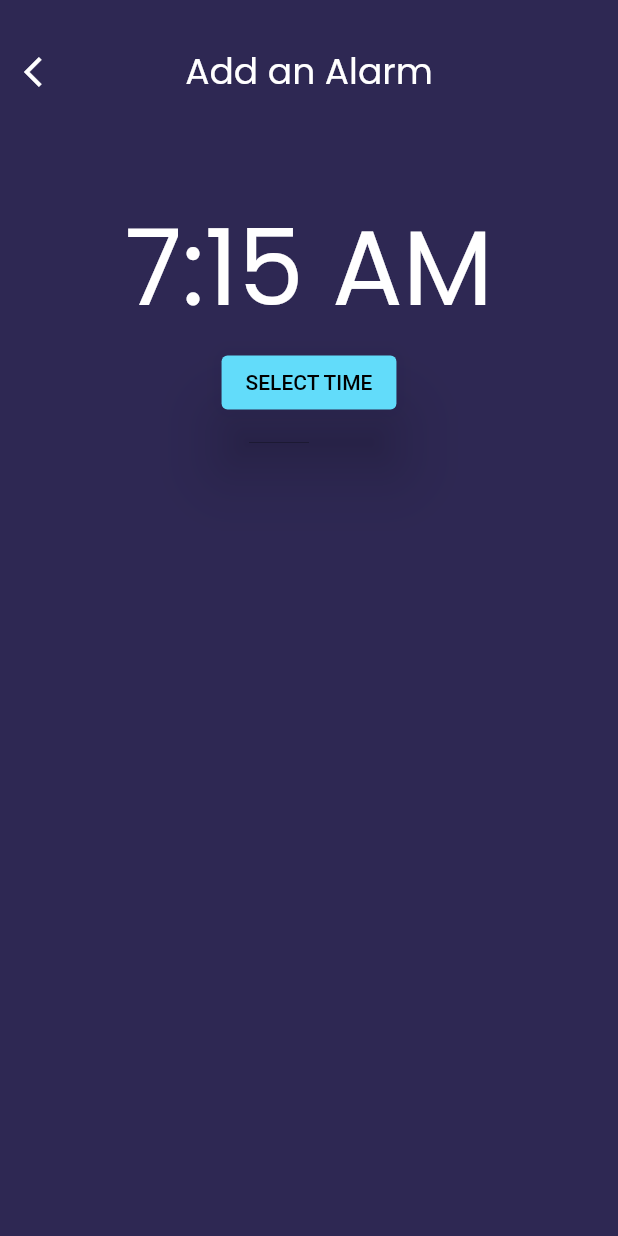
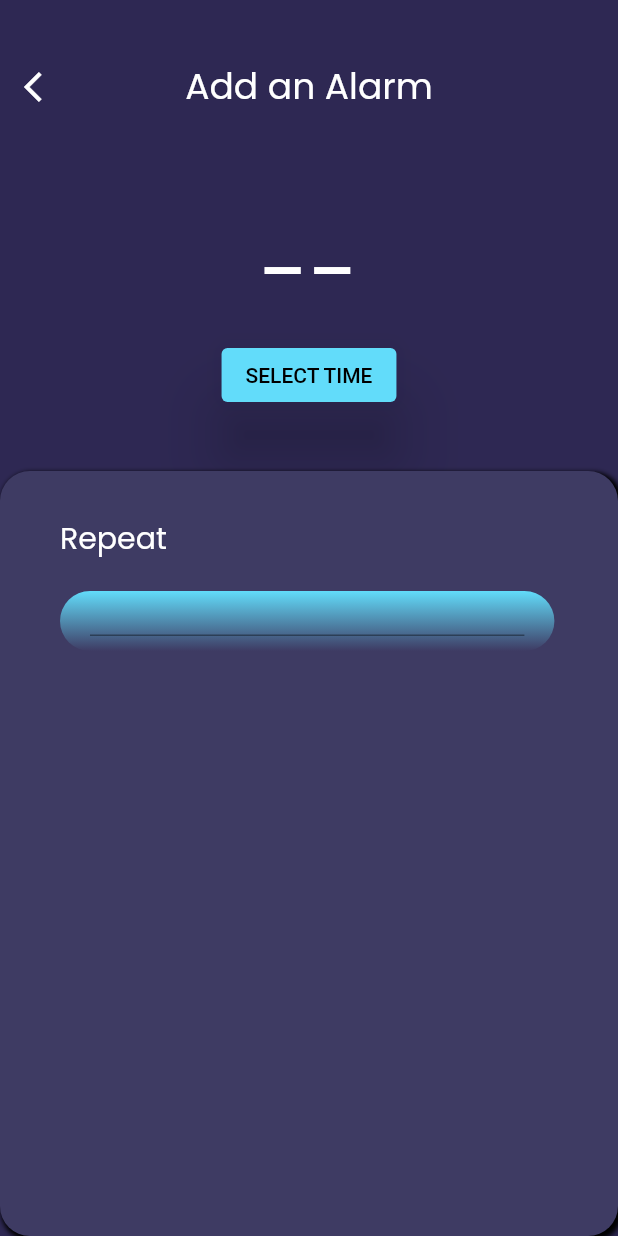
Before and after one commit to ishaan-arya/wake-me-up, a Flutter app: the screen it shows after launch, on a phone screen of 412 x 824 dp. Run offline on Flutter 3.47's test engine with Material 2 defaults, Android fonts, the phone set to English and light mode, and no system bars.

Commit message:
[gradientTextInputField && addAlarmScreen] => Created the gradient text field and added it to the alarm screen

```diff
--- a/lib/screens/addAlarmScreen/add_alarm.screens.dart
+++ b/lib/screens/addAlarmScreen/add_alarm.screens.dart
@@ -2,6 +2,7 @@ import 'package:flutter/material.dart';
 import 'package:flutter/services.dart';
 import 'package:wake_me_up/widgets/header/header.widget.dart';
 import 'package:wake_me_up/utils/constants/constants.utils.dart';
+import 'package:wake_me_up/widgets/gradientTextInputField/gradient_text_input_field.widget.dart';
 
 class AddAlarmScreen extends StatefulWidget {
   @override
@@ -9,9 +10,9 @@ class AddAlarmScreen extends StatefulWidget {
 }
 
 class _AddAlarmScreenState extends State<AddAlarmScreen> {
-  @override
-  Widget build(BuildContext context) {
   TimeOfDay _time = TimeOfDay(hour: 7, minute: 15);
+  var timeUserSelected = '--';
+  var ampm = '--';
 
   void _selectTime() async {
     final TimeOfDay newTime = await showTimePicker(
@@ -21,10 +22,16 @@ class _AddAlarmScreenState extends State<AddAlarmScreen> {
     if (newTime != null) {
       setState(() {
         _time = newTime;
+        var timeSelected = _time.format(context).toString();
+        List list = timeSelected.split(' ');
+        timeUserSelected = list[0];
+        ampm = list[1];
       });
     }
   }
 
+  @override
+  Widget build(BuildContext context) {
     return MaterialApp(
       home: SafeArea(
         child: Scaffold(
@@ -36,7 +43,7 @@ class _AddAlarmScreenState extends State<AddAlarmScreen> {
                 height: 50,
               ),
               Text(
-                '${_time.format(context)}',
+                timeUserSelected ?? '7:15',
                 style: kTimeTextStyle,
               ),
               ElevatedButton(
@@ -50,7 +57,41 @@ class _AddAlarmScreenState extends State<AddAlarmScreen> {
                   elevation: MaterialStateProperty.all(20.0),
                 ),
               ),
-              SizedBox(height: 8),
+              SizedBox(
+                height: 40,
+              ),
+              Expanded(
+                child: Container(
+                  width: double.infinity,
+                  height: double.infinity,
+                  decoration: BoxDecoration(
+                    borderRadius: BorderRadius.circular(20),
+                    color: kLightPrimaryColor,
+                    boxShadow: [
+                      BoxShadow(
+                        color: Colors.black,
+                        blurRadius: 2.0,
+                        spreadRadius: 1.0,
+                        offset:
+                            Offset(2.0, 2.0), // shadow direction: bottom right
+                      )
+                    ],
+                  ),
+                  child: Padding(
+                    padding: EdgeInsets.symmetric(vertical: 30, horizontal: 40),
+                    child: Column(
+                      crossAxisAlignment: CrossAxisAlignment.start,
+                      children: [
+                        Text(
+                          'Repeat',
+                          style: kSubheadingTextStyle,
+                        ),
+                        GradientTextInputField(),
+                      ],
+                    ),
+                  ),
+                ),
+              ),
             ],
           ),
         ),
--- a/lib/utils/constants/constants.utils.dart
+++ b/lib/utils/constants/constants.utils.dart
@@ -2,6 +2,8 @@ import 'package:flutter/material.dart';
 
 //Colours
 const kPrimaryColor = Color(0xFF2E2853);
+
+const kLightPrimaryColor = Color(0xFF3E3B63);
 
 const kSecondaryColor = Color(0xFF62DCFA);
 
@@ -19,5 +21,11 @@ const kHeaderTextStyle = TextStyle(
 const kTimeTextStyle = TextStyle(
   color: kContrastColor,
   fontFamily: 'Poppins',
-  fontSize: 70,
+  fontSize: 60,
 );
+
+const kSubheadingTextStyle = TextStyle(
+  color: kContrastColor,
+  fontFamily: 'Poppins',
+  fontSize: 20,
+);
--- /dev/null
+++ b/lib/widgets/gradientTextInputField/gradient_text_input_field.widget.dart
@@ -0,0 +1,33 @@
+import 'package:flutter/material.dart';
+import 'package:wake_me_up/utils/constants/constants.utils.dart';
+
+class GradientTextInputField extends StatelessWidget {
+  @override
+  Widget build(BuildContext context) {
+    return Padding(
+      padding: EdgeInsets.symmetric(vertical: 20),
+      child: Container(
+        height: 40,
+        width: MediaQuery.of(context).size.width * 0.8,
+        decoration: BoxDecoration(
+          borderRadius: BorderRadius.circular(20),
+          gradient: LinearGradient(
+            begin: Alignment.topCenter,
+            end: Alignment.bottomCenter,
+            colors: <Color>[
+              kSecondaryColor,
+              kLightPrimaryColor,
+            ],
+          ),
+        ),
+        child: Padding(
+          padding: const EdgeInsets.symmetric(
+            horizontal: 20,
+            vertical: 10,
+          ),
+          child: TextField(),
+        ),
+      ),
+    );
+  }
+}
--- a/lib/widgets/header/header.widget.dart
+++ b/lib/widgets/header/header.widget.dart
@@ -9,11 +9,16 @@ class Header extends StatelessWidget {
   Widget build(BuildContext context) {
     return Column(
       children: [
-        SizedBox(height: 20),
+        SizedBox(height: 30),
         AppBar(
-          leading: Icon(
-            Icons.arrow_back_ios,
-            color: kContrastColor,
+          leading: GestureDetector(
+            child: Icon(
+              Icons.arrow_back_ios,
+              color: kContrastColor,
+            ),
+            onTap: () {
+              Navigator.pop(context);
+            },
           ),
           title: Text(
             title,
```
Lines whose indentation alone changed are shown as unchanged.
